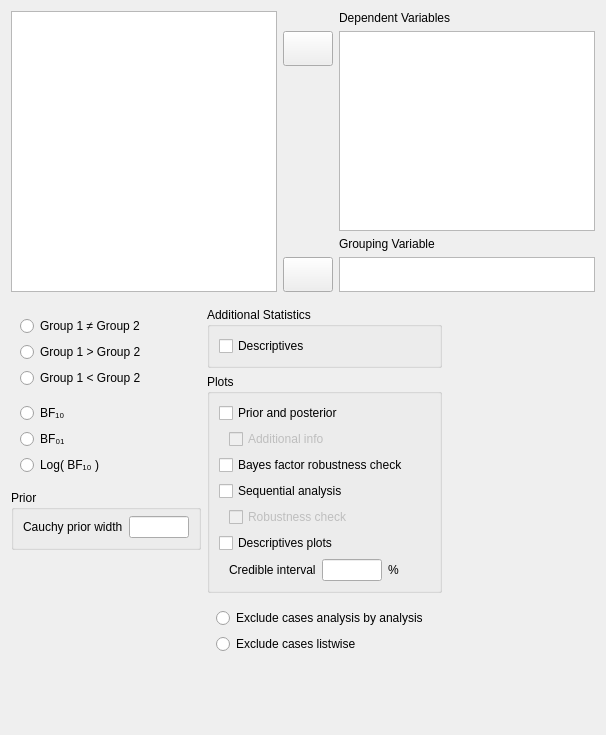
Above: JASP-Desktop/analysisforms/ttestbayesianindependentsamplesform.ui from jasp-stats/jasp-desktop before the change. Below: the same form after it.
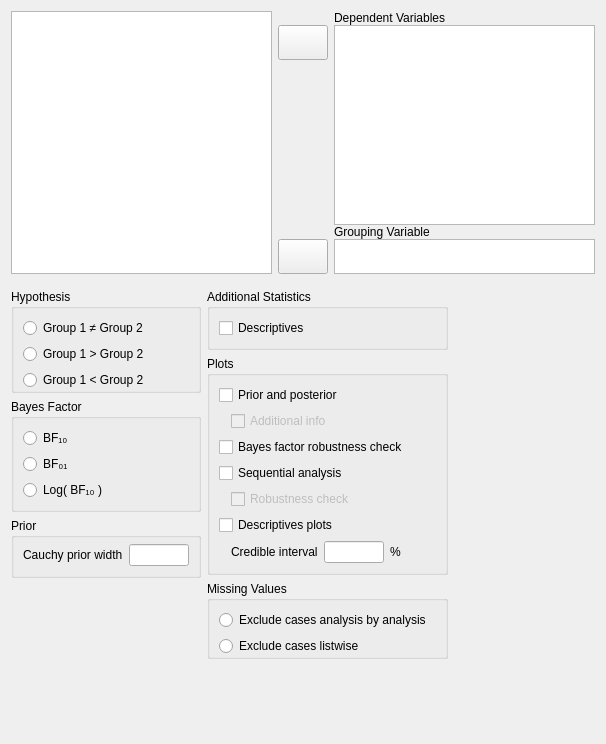
That is the form after the change. Custom widgets are drawn as their Qt base class.

The edit to the form file:
```diff
--- a/JASP-Desktop/analysisforms/ttestbayesianindependentsamplesform.ui
+++ b/JASP-Desktop/analysisforms/ttestbayesianindependentsamplesform.ui
@@ -7,7 +7,7 @@
     <x>0</x>
     <y>0</y>
     <width>606</width>
-    <height>735</height>
+    <height>744</height>
    </rect>
   </property>
   <property name="sizePolicy">
@@ -23,33 +23,6 @@
    <item>
     <widget class="QWidget" name="topWidget" native="true">
      <property name="sizePolicy">
-      <sizepolicy hsizetype="Expanding" vsizetype="Fixed">
-       <horstretch>0</horstretch>
-       <verstretch>0</verstretch>
-      </sizepolicy>
-     </property>
-     <property name="minimumSize">
-      <size>
-       <width>0</width>
-       <height>0</height>
-      </size>
-     </property>
-     <layout class="QGridLayout" name="gridLayout_10">
-      <property name="leftMargin">
-       <number>0</number>
-      </property>
-      <property name="topMargin">
-       <number>0</number>
-      </property>
-      <property name="rightMargin">
-       <number>0</number>
-      </property>
-      <property name="bottomMargin">
-       <number>0</number>
-      </property>
-      <item row="0" column="1">
-       <widget class="QWidget" name="widget_7" native="true">
-        <property name="sizePolicy">
          <sizepolicy hsizetype="Preferred" vsizetype="Fixed">
           <horstretch>0</horstretch>
           <verstretch>0</verstretch>
@@ -69,105 +42,95 @@
           <number>0</number>
          </property>
          <property name="verticalSpacing">
-          <number>6</number>
-         </property>
-         <item row="1" column="0">
-          <widget class="AssignButton" name="buttonAssignVariables">
-           <property name="sizePolicy">
-            <sizepolicy hsizetype="Fixed" vsizetype="Fixed">
-             <horstretch>0</horstretch>
-             <verstretch>0</verstretch>
-            </sizepolicy>
-           </property>
-           <property name="minimumSize">
-            <size>
-             <width>50</width>
-             <height>35</height>
-            </size>
-           </property>
-           <property name="maximumSize">
-            <size>
-             <width>50</width>
-             <height>35</height>
-            </size>
-           </property>
-           <property name="text">
-            <string/>
-           </property>
-          </widget>
-         </item>
-         <item row="0" column="1">
-          <widget class="QLabel" name="label_4">
-           <property name="text">
-            <string>Dependent Variables</string>
-           </property>
-          </widget>
-         </item>
-         <item row="7" column="1">
-          <widget class="BoundListView" name="groupingVariable">
-           <property name="sizePolicy">
-            <sizepolicy hsizetype="Preferred" vsizetype="Fixed">
-             <horstretch>0</horstretch>
-             <verstretch>0</verstretch>
-            </sizepolicy>
-           </property>
-           <property name="minimumSize">
-            <size>
-             <width>0</width>
-             <height>0</height>
-            </size>
-           </property>
-           <property name="maximumSize">
-            <size>
-             <width>16777215</width>
-             <height>35</height>
-            </size>
-           </property>
-          </widget>
-         </item>
-         <item row="7" column="0">
-          <widget class="AssignButton" name="buttonAssignGroupingVariable">
-           <property name="sizePolicy">
-            <sizepolicy hsizetype="Fixed" vsizetype="Fixed">
-             <horstretch>0</horstretch>
-             <verstretch>0</verstretch>
-            </sizepolicy>
-           </property>
-           <property name="minimumSize">
-            <size>
-             <width>50</width>
-             <height>35</height>
-            </size>
-           </property>
-           <property name="maximumSize">
-            <size>
-             <width>50</width>
-             <height>35</height>
-            </size>
-           </property>
-           <property name="text">
-            <string/>
-           </property>
-          </widget>
-         </item>
-         <item row="6" column="1">
+       <number>0</number>
+      </property>
+      <item row="6" column="2">
           <widget class="QLabel" name="label_5">
            <property name="text">
             <string>Grouping Variable</string>
            </property>
           </widget>
          </item>
-         <item row="2" column="0">
-          <widget class="QWidget" name="verticalWidget" native="true">
+      <item row="7" column="1">
+       <widget class="AssignButton" name="buttonAssignGroupingVariable">
+        <property name="sizePolicy">
+         <sizepolicy hsizetype="Fixed" vsizetype="Fixed">
+          <horstretch>0</horstretch>
+          <verstretch>0</verstretch>
+         </sizepolicy>
+        </property>
+        <property name="minimumSize">
+         <size>
+          <width>50</width>
+          <height>35</height>
+         </size>
+        </property>
+        <property name="maximumSize">
+         <size>
+          <width>50</width>
+          <height>35</height>
+         </size>
+        </property>
+        <property name="text">
+         <string/>
+        </property>
+       </widget>
+      </item>
+      <item row="7" column="2">
+       <widget class="BoundListView" name="groupingVariable">
+        <property name="sizePolicy">
+         <sizepolicy hsizetype="Preferred" vsizetype="Fixed">
+          <horstretch>0</horstretch>
+          <verstretch>0</verstretch>
+         </sizepolicy>
+        </property>
            <property name="minimumSize">
             <size>
              <width>0</width>
-             <height>40</height>
-            </size>
-           </property>
-          </widget>
-         </item>
-         <item row="1" column="1" rowspan="2">
+          <height>0</height>
+         </size>
+        </property>
+        <property name="maximumSize">
+         <size>
+          <width>16777215</width>
+          <height>35</height>
+         </size>
+        </property>
+       </widget>
+      </item>
+      <item row="0" column="2">
+       <widget class="QLabel" name="label_4">
+        <property name="text">
+         <string>Dependent Variables</string>
+        </property>
+       </widget>
+      </item>
+      <item row="1" column="1">
+       <widget class="AssignButton" name="buttonAssignVariables">
+        <property name="sizePolicy">
+         <sizepolicy hsizetype="Fixed" vsizetype="Fixed">
+          <horstretch>0</horstretch>
+          <verstretch>0</verstretch>
+         </sizepolicy>
+        </property>
+        <property name="minimumSize">
+         <size>
+          <width>50</width>
+          <height>35</height>
+         </size>
+        </property>
+        <property name="maximumSize">
+         <size>
+          <width>50</width>
+          <height>35</height>
+         </size>
+        </property>
+        <property name="text">
+         <string/>
+        </property>
+       </widget>
+      </item>
+      <item row="1" column="2" rowspan="2">
           <widget class="BoundListView" name="variables">
            <property name="sizePolicy">
             <sizepolicy hsizetype="Preferred" vsizetype="Fixed">
@@ -192,10 +155,17 @@
            </property>
           </widget>
          </item>
-        </layout>
+      <item row="2" column="1">
+       <widget class="QWidget" name="verticalWidget" native="true">
+        <property name="minimumSize">
+         <size>
+          <width>0</width>
+          <height>40</height>
+         </size>
+        </property>
        </widget>
       </item>
-      <item row="0" column="0">
+      <item row="0" column="0" rowspan="8">
        <widget class="AvailableFieldsListView" name="listAvailableFields">
         <property name="sizePolicy">
          <sizepolicy hsizetype="Preferred" vsizetype="Expanding">
@@ -276,8 +246,8 @@
           </spacer>
          </item>
          <item row="1" column="0">
-          <widget class="BoundGroupBox" name="hypothesis" native="true">
-           <property name="title" stdset="0">
+          <widget class="BoundGroupBox" name="hypothesis">
+           <property name="title">
             <string>Hypothesis</string>
            </property>
            <property name="flat" stdset="0">
@@ -390,8 +360,8 @@
           </widget>
          </item>
          <item row="2" column="0">
-          <widget class="BoundGroupBox" name="bayesFactorType" native="true">
-           <property name="title" stdset="0">
+          <widget class="BoundGroupBox" name="bayesFactorType">
+           <property name="title">
             <string>Bayes Factor</string>
            </property>
            <property name="flat" stdset="0">
@@ -647,8 +617,8 @@
           </widget>
          </item>
          <item row="2" column="0" colspan="2">
-          <widget class="BoundGroupBox" name="missingValues" native="true">
-           <property name="title" stdset="0">
+          <widget class="BoundGroupBox" name="missingValues">
+           <property name="title">
             <string>Missing Values</string>
            </property>
            <property name="flat" stdset="0">
@@ -772,11 +742,6 @@
    <extends>QListView</extends>
    <header>widgets/boundlistview.h</header>
   </customwidget>
-  <customwidget>
-   <class>BoundCheckBox</class>
-   <extends>QCheckBox</extends>
-   <header>widgets/boundcheckbox.h</header>
-  </customwidget>
   <customwidget>
    <class>GroupBox</class>
    <extends>QGroupBox</extends>
@@ -790,10 +755,15 @@
   </customwidget>
   <customwidget>
    <class>BoundGroupBox</class>
-   <extends>QWidget</extends>
+   <extends>QGroupBox</extends>
    <header>widgets/boundgroupbox.h</header>
    <container>1</container>
   </customwidget>
+  <customwidget>
+   <class>BoundCheckBox</class>
+   <extends>QCheckBox</extends>
+   <header>widgets/boundcheckbox.h</header>
+  </customwidget>
  </customwidgets>
  <resources/>
  <connections/>
```
Left out of the diff: 6 changed lines with no effect on the pictures. Lines whose indentation alone changed are shown as unchanged.
